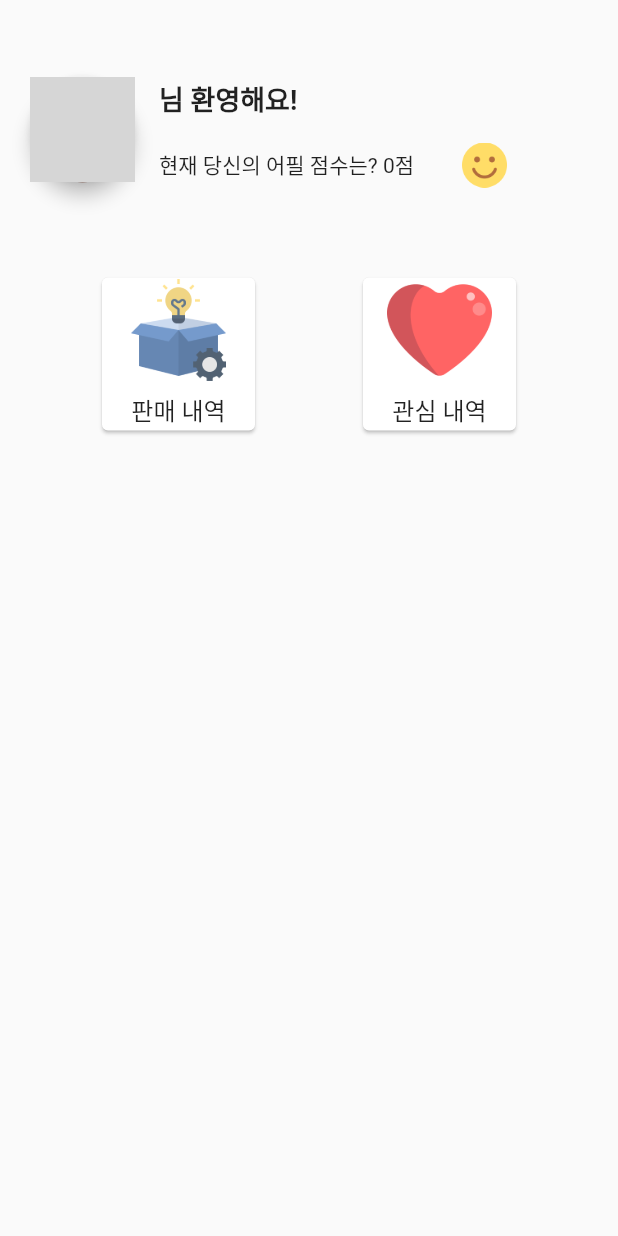
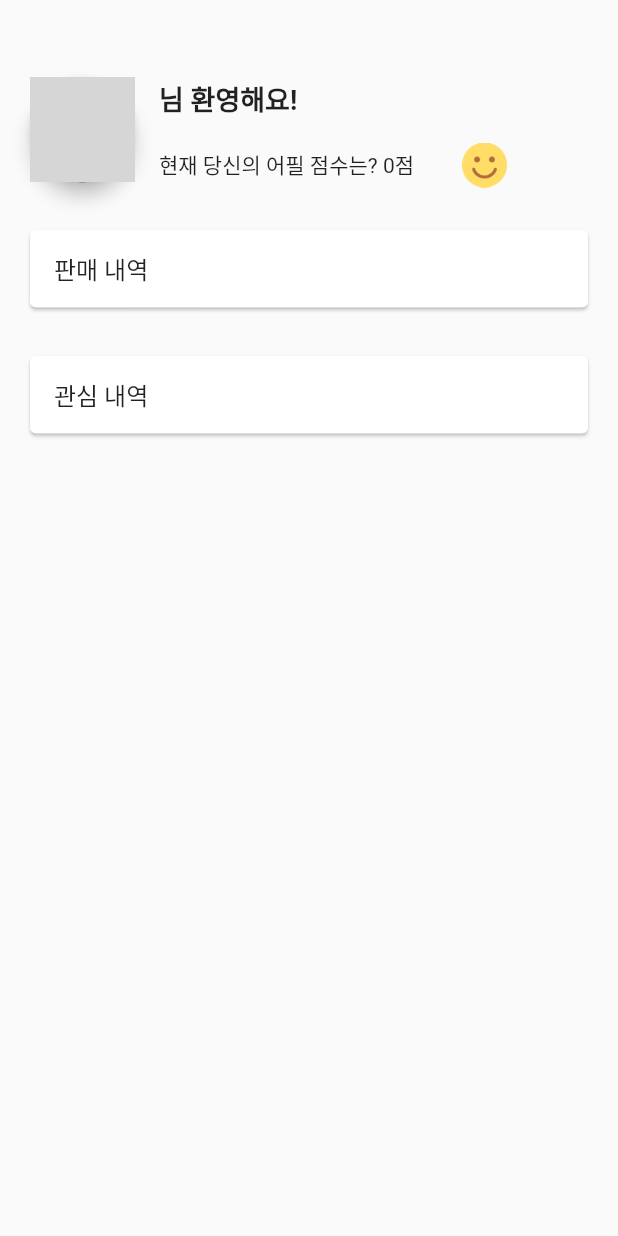
Before and after one commit to hyunho4532/FlutterTooMaket, a Flutter app: the ProfileScreen screen opened directly, on a phone screen of 412 x 824 dp. Run offline on Flutter 3.47's test engine with Material 2 defaults, Android fonts, the phone set to English and light mode, and no system bars; drawn by our look-alikes of cached_network_image, circular_profile_avatar; our stand-ins replace animated_bottom_navigation_bar, animated_custom_dropdown, animated_text_kit, cloud_firestore, firebase_auth, firebase_core and 9 more; missing offline and left inert: animated_floating_buttons, animated_snack_bar, flutter_config, image_picker_platform_interface, material_text_fields, msh_checkbox and 1 more; accounts and stored records are empty; network calls fail; grey boxes are pictures that could not be loaded.

Commit message:
2023-12-14 프로필 스크린 UI 개선 완료

```diff
--- a/lib/screens/profile_screen.dart
+++ b/lib/screens/profile_screen.dart
@@ -117,15 +117,10 @@ class _ProfileScreenState extends State<ProfileScreen> {
             ),
 
             Padding (
-              padding: const EdgeInsets.only(top: 56.0),
-              child: Row (
-                mainAxisAlignment: MainAxisAlignment.spaceEvenly,
-                crossAxisAlignment: CrossAxisAlignment.center,
-
-                children: [
-                  SizedBox (
-                    width: 110,
-                    height: 110,
+              padding: const EdgeInsets.only(top: 24.0, left: 16.0, right: 16.0),
+                child: SizedBox (
+                  width: MediaQuery.of(context).size.width,
+                  height: 60,
 
                   child: GestureDetector (
                     onTap: () {
@@ -134,39 +129,33 @@ class _ProfileScreenState extends State<ProfileScreen> {
                       );
                     },
 
-                      child: Card (
+                    child: const Card (
                       child: Column (
+                        mainAxisAlignment: MainAxisAlignment.center,
+                        crossAxisAlignment: CrossAxisAlignment.start,
 
                         children: [
                           Padding (
-                              padding: const EdgeInsets.only(left: 12.0, right: 12.0),
-                              child: SizedBox (
-                                width: 70,
-                                height: 70,
-                                child: Image.asset (
-                                  'assets/image/product.png'
-                                ),
-                              ),
-                            ),
-
-                            const Padding (
-                              padding: EdgeInsets.only(top: 6.0, left: 12.0, right: 12.0),
+                            padding: EdgeInsets.only(left: 16.0),
                             child: Text (
                               '판매 내역',
                               style: TextStyle (
                                 fontSize: 16.0,
                               ),
-                              )
+                            ),
                           )
                         ],
                       )
                     ),
                   ),
                 ),
+            ),
 
-                  SizedBox (
-                    width: 110,
-                    height: 110,
+            Padding (
+              padding: const EdgeInsets.only(top: 24.0, left: 16.0, right: 16.0) ,
+              child: SizedBox (
+                width: MediaQuery.of(context).size.width,
+                height: 60,
 
                 child: GestureDetector(
                   onTap: () {
@@ -175,41 +164,30 @@ class _ProfileScreenState extends State<ProfileScreen> {
                     );
                   },
 
-                      child: Card (
+                  child: const Card (
                       child: Column (
+                        mainAxisAlignment: MainAxisAlignment.center,
+                        crossAxisAlignment: CrossAxisAlignment.start,
 
                         children: [
                           Padding (
-                                padding: const EdgeInsets.only(left: 12.0, right: 12.0),
-                                child: SizedBox (
-                                  width: 70,
-                                  height: 70,
-                                  child: Image.asset (
-                                      'assets/image/favorite.png'
-                                  ),
-                                ),
-                              ),
-
-                              const Padding (
-                                  padding: EdgeInsets.only(top: 6.0, left: 12.0, right: 12.0),
+                            padding: EdgeInsets.only(left: 16.0),
                             child: Text (
                               '관심 내역',
                               style: TextStyle (
                                 fontSize: 16.0,
                               ),
-                                  )
+                            ),
                           )
                         ],
                       )
+                  ),
                 ),
               ),
             )
           ],
         ),
       ),
-          ],
-        ),
-      ),
     );
   }
 }
```
Lines whose indentation alone changed are shown as unchanged.
